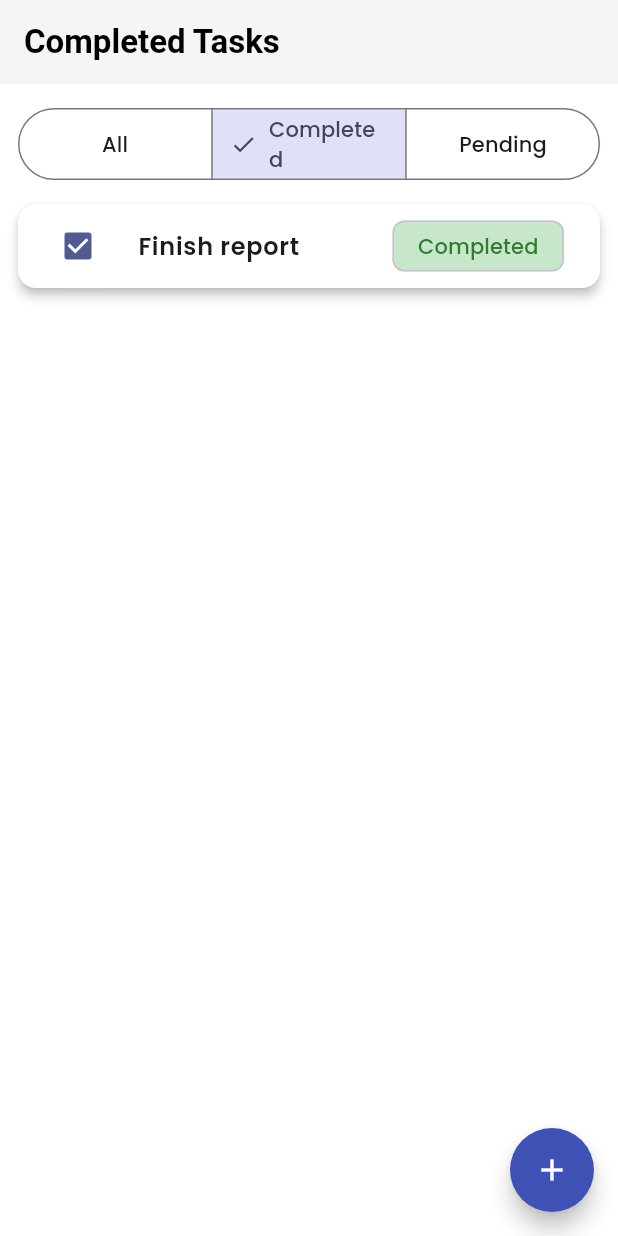
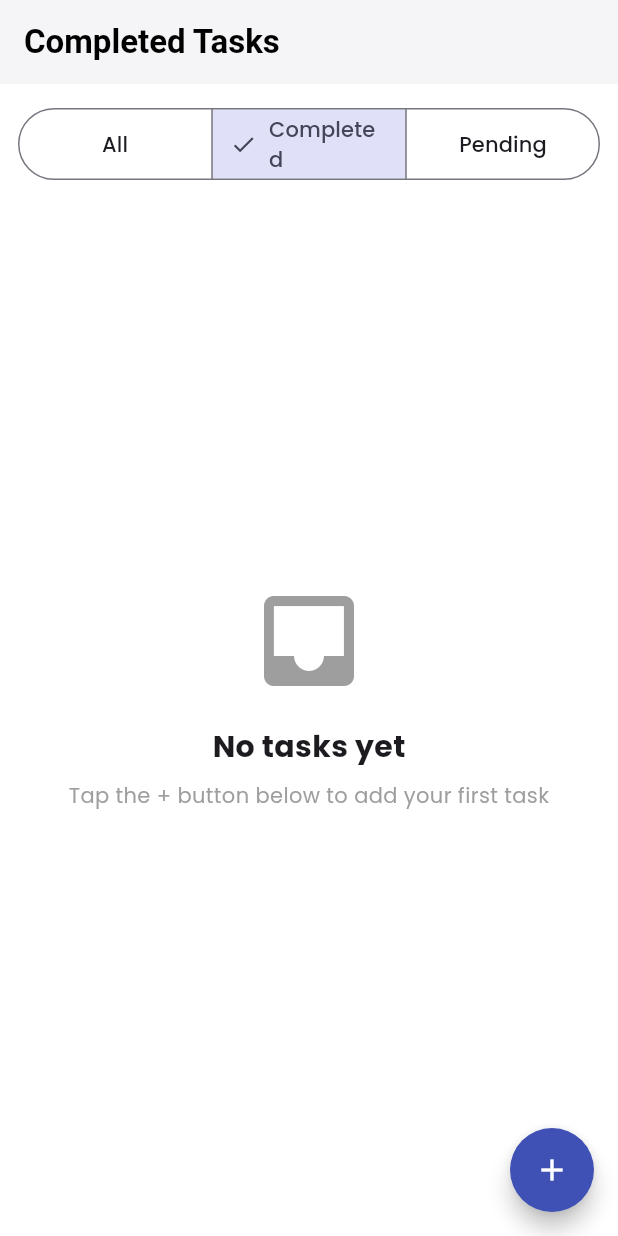
Before and after one commit to Mukesh7781/To-Do-App, a Flutter app: the screen it shows after launch, after a tap on "Completed", on a phone screen of 412 x 824 dp. Run offline on Flutter 3.47's test engine with Material 3 defaults, Android fonts, the phone set to English and light mode, and no system bars; our stand-ins replace google_fonts, shared_preferences.

Commit message:
database_added

```diff
--- a/lib/providers/task_provider.dart
+++ b/lib/providers/task_provider.dart
@@ -24,9 +24,8 @@ class TaskProvider extends ChangeNotifier {
   TaskFilter get currentFilter => _currentFilter;
 
   TaskProvider() {
-    _service.loadDummyData(); // load some starter tasks
-    fetchTasks();
-  }
+  fetchTasks();
+}
 
   Future<void> fetchTasks() async {
     _tasks = await _service.getTasks();
--- a/lib/screens/task_list_screen.dart
+++ b/lib/screens/task_list_screen.dart
@@ -1,4 +1,3 @@
-// ignore_for_file: use_build_context_synchronously
 
 import 'package:flutter/material.dart';
 import 'package:provider/provider.dart';
--- a/lib/services/task_service.dart
+++ b/lib/services/task_service.dart
@@ -1,43 +1,62 @@
-import 'dart:math';
+import 'dart:convert';
 import 'package:task_manager_app/models/task.dart';
+import 'package:shared_preferences/shared_preferences.dart';
 
 class TaskService {
-  List<Task> _tasks = [];
+  static const String _storageKey = 'task_list';
 
+  /// 🔹 Fetch all tasks from local storage
   Future<List<Task>> getTasks() async {
-    await Future.delayed(const Duration(seconds: 1));
-    return List.unmodifiable(_tasks);
+    final prefs = await SharedPreferences.getInstance();
+    final String? jsonString = prefs.getString(_storageKey);
+    if (jsonString == null) return [];
+
+    final List<dynamic> decoded = jsonDecode(jsonString);
+    return decoded.map((e) => Task.fromJson(e)).toList();
   }
 
-  Future<Task> addTask(Task task) async {
-    await Future.delayed(const Duration(seconds: 1));
+  /// 🔹 Add new task and save
+  Future<void> addTask(Task task) async {
+    final prefs = await SharedPreferences.getInstance();
+    final tasks = await getTasks();
+
+    // Generate ID if missing
     final newTask = Task(
-      id: Random().nextInt(1000).toString(),
+      id: task.id.isEmpty
+          ? DateTime.now().millisecondsSinceEpoch.toString()
+          : task.id,
       title: task.title,
       description: task.description,
       dueDate: task.dueDate,
+      isCompleted: task.isCompleted,
     );
-    _tasks.add(newTask);
-    return newTask;
+
+    tasks.add(newTask);
+    await _saveTasks(prefs, tasks);
   }
 
+  /// 🔹 Update existing task
   Future<void> updateTask(Task updatedTask) async {
-    await Future.delayed(const Duration(seconds: 1));
-    final index = _tasks.indexWhere((t) => t.id == updatedTask.id);
+    final prefs = await SharedPreferences.getInstance();
+    final tasks = await getTasks();
+    final index = tasks.indexWhere((t) => t.id == updatedTask.id);
     if (index != -1) {
-      _tasks[index] = updatedTask;
+      tasks[index] = updatedTask;
+      await _saveTasks(prefs, tasks);
     }
   }
 
+  /// 🔹 Delete task
   Future<void> deleteTask(String id) async {
-    await Future.delayed(const Duration(seconds: 1));
-    _tasks.removeWhere((t) => t.id == id);
+    final prefs = await SharedPreferences.getInstance();
+    final tasks = await getTasks();
+    tasks.removeWhere((t) => t.id == id);
+    await _saveTasks(prefs, tasks);
   }
 
-  Future<void> loadDummyData() async {
-    _tasks = [
-      Task(id: '1', title: 'Buy groceries', description: 'Milk and eggs', dueDate: DateTime.now().add(const Duration(days: 2))),
-      Task(id: '2', title: 'Finish report', isCompleted: true),
-    ];
+  /// 🔹 Helper: Save tasks list as JSON
+  Future<void> _saveTasks(SharedPreferences prefs, List<Task> tasks) async {
+    final jsonString = jsonEncode(tasks.map((t) => t.toJson()).toList());
+    await prefs.setString(_storageKey, jsonString);
   }
 }
--- a/pubspec.yaml
+++ b/pubspec.yaml
@@ -48,6 +48,8 @@ dev_dependencies:
     sdk: flutter
   mockito: ^5.0.0
   flutter_lints: ^2.0.0
+  shared_preferences: ^2.3.2
+
 
   # The "flutter_lints" package below contains a set of recommended lints to
   # encourage good coding practices. The lint set provided by the package is
```
Also changed, not shown: pubspec.lock, 1 other file.
